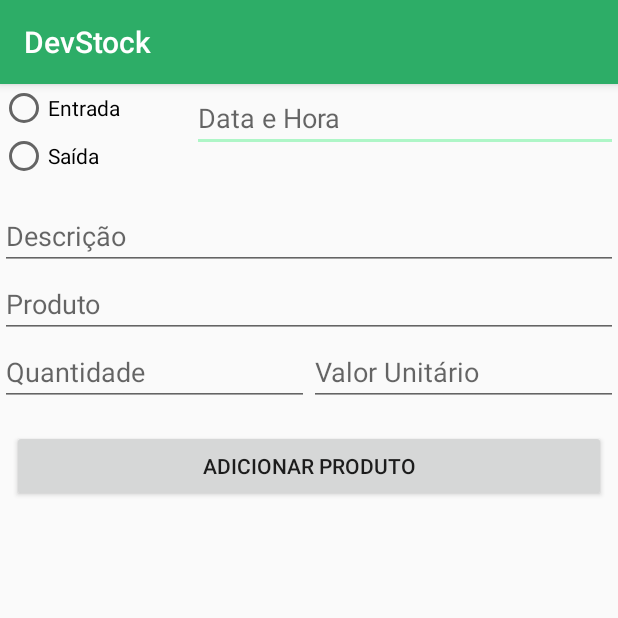
After one commit to marcostmunhoz/devstock-app, an Android app: the movimentacao_cad screen opened directly, with no data from a screen before it, on a phone screen of 412 x 824 dp, the top half of it. The commit adds this screen. Run offline under Robolectric (Android 15) with nearby library versions, the phone set to English and light mode, and no system bars; network calls fail.

Commit message:
subidas igor

```diff
--- a/app/src/main/AndroidManifest.xml
+++ b/app/src/main/AndroidManifest.xml
@@ -14,10 +14,10 @@
         android:roundIcon="@mipmap/ic_launcher_round"
         android:supportsRtl="true"
         android:theme="@style/AppTheme">
+        <activity android:name=".movimentacao_cad"></activity>
         <activity
             android:name=".MenuActivity"
-            android:label="@string/title_activity_menu"
-            android:theme="@style/AppTheme.NoActionBar"></activity>
+            android:label="@string/title_activity_menu" />
         <activity android:name=".SplashScreenActivity">
             <intent-filter>
                 <action android:name="android.intent.action.MAIN" />
--- a/app/src/main/java/com/devstock/MenuActivity.java
+++ b/app/src/main/java/com/devstock/MenuActivity.java
@@ -18,6 +18,9 @@ public class MenuActivity extends AppCompatActivity {
     protected void onCreate(Bundle savedInstanceState) {
         super.onCreate(savedInstanceState);
         setContentView(R.layout.activity_menu);
+
+        getSupportActionBar().setDisplayHomeAsUpEnabled(true); //Mostrar o botão
+        getSupportActionBar().setHomeButtonEnabled(true);      //Ativar o botão
 
         btnFornecedores = findViewById(R.id.btnFornecedores);
         btnProdutos = findViewById(R.id.btnProdutos);
@@ -100,5 +103,6 @@ public class MenuActivity extends AppCompatActivity {
         }
 
         super.startActivity(intent);
+
     }
 }
--- /dev/null
+++ b/app/src/main/java/com/devstock/movimentacao_cad.java
@@ -0,0 +1,13 @@
+package com.devstock;
+
+import android.support.v7.app.AppCompatActivity;
+import android.os.Bundle;
+
+public class movimentacao_cad extends AppCompatActivity {
+
+    @Override
+    protected void onCreate(Bundle savedInstanceState) {
+        super.onCreate(savedInstanceState);
+        setContentView(R.layout.activity_movimentacao_cad);
+    }
+}
--- /dev/null
+++ b/app/src/main/res/layout/activity_movimentacao_cad.xml
@@ -0,0 +1,141 @@
+<?xml version="1.0" encoding="utf-8"?>
+<android.support.constraint.ConstraintLayout xmlns:android="http://schemas.android.com/apk/res/android"
+    xmlns:app="http://schemas.android.com/apk/res-auto"
+    xmlns:tools="http://schemas.android.com/tools"
+    android:layout_width="match_parent"
+    android:layout_height="match_parent"
+    tools:context=".movimentacao_cad">
+
+    <ScrollView
+        android:id="@+id/scrollView2"
+        android:layout_width="match_parent"
+        android:layout_height="match_parent"
+        tools:layout_editor_absoluteX="0dp"
+        tools:layout_editor_absoluteY="0dp">
+
+        <android.support.constraint.ConstraintLayout
+            android:layout_width="match_parent"
+            android:layout_height="wrap_content">
+
+            <LinearLayout
+                android:id="@+id/linearLayout7"
+                android:layout_width="match_parent"
+                android:layout_height="match_parent"
+                android:layout_marginBottom="7dp"
+                android:orientation="horizontal"
+                app:layout_constraintBottom_toTopOf="@+id/editText3"
+                app:layout_constraintEnd_toEndOf="parent"
+                app:layout_constraintStart_toStartOf="parent"
+                app:layout_constraintTop_toTopOf="parent">
+
+                <RadioGroup
+                    android:layout_width="128dp"
+                    android:layout_height="wrap_content"
+                    android:orientation="vertical">
+
+
+                    <RadioButton
+                        android:id="@+id/rbEntrada"
+                        android:layout_width="wrap_content"
+                        android:layout_height="wrap_content"
+                        android:layout_weight="1"
+                        android:text="Entrada" />
+
+                    <RadioButton
+                        android:id="@+id/rbSaida"
+                        android:layout_width="wrap_content"
+                        android:layout_height="wrap_content"
+                        android:layout_weight="1"
+                        android:text="Saída" />
+                </RadioGroup>
+
+                <EditText
+                    android:id="@+id/editText"
+                    android:layout_width="wrap_content"
+                    android:layout_height="wrap_content"
+                    android:layout_weight="1"
+                    android:ems="10"
+                    android:hint="Data e Hora"
+                    android:inputType="textPersonName" />
+
+            </LinearLayout>
+
+            <EditText
+                android:id="@+id/editText3"
+                android:layout_width="match_parent"
+                android:layout_height="match_parent"
+                android:layout_marginTop="7dp"
+                android:layout_marginBottom="16dp"
+                android:ems="10"
+                android:hint="Descrição"
+                android:inputType="textPersonName"
+                app:layout_constraintBottom_toTopOf="@+id/editText4"
+                app:layout_constraintEnd_toEndOf="parent"
+                app:layout_constraintStart_toStartOf="parent"
+                app:layout_constraintTop_toBottomOf="@+id/linearLayout7" />
+
+            <EditText
+                android:id="@+id/editText4"
+                android:layout_width="match_parent"
+                android:layout_height="wrap_content"
+                android:ems="10"
+                android:hint="Produto"
+                android:inputType="textPersonName"
+                app:layout_constraintEnd_toEndOf="parent"
+                app:layout_constraintStart_toStartOf="parent"
+                app:layout_constraintTop_toBottomOf="@+id/editText3" />
+
+            <LinearLayout
+                android:id="@+id/linearLayout8"
+                android:layout_width="match_parent"
+                android:layout_height="match_parent"
+                android:orientation="horizontal"
+                app:layout_constraintEnd_toEndOf="parent"
+                app:layout_constraintStart_toStartOf="parent"
+                app:layout_constraintTop_toBottomOf="@+id/editText4">
+
+                <EditText
+                    android:id="@+id/editText9"
+                    android:layout_width="wrap_content"
+                    android:layout_height="wrap_content"
+                    android:layout_weight="1"
+                    android:ems="10"
+                    android:hint="Quantidade"
+                    android:inputType="textPersonName" />
+
+                <EditText
+                    android:id="@+id/editText8"
+                    android:layout_width="wrap_content"
+                    android:layout_height="wrap_content"
+                    android:layout_weight="1"
+                    android:ems="10"
+                    android:hint="Valor Unitário"
+                    android:inputType="textPersonName" />
+            </LinearLayout>
+
+            <Button
+                android:id="@+id/button3"
+                android:layout_width="0dp"
+                android:layout_height="wrap_content"
+                android:layout_marginStart="8dp"
+                android:layout_marginTop="16dp"
+                android:layout_marginEnd="8dp"
+                android:text="Adicionar Produto"
+                app:layout_constraintEnd_toEndOf="parent"
+                app:layout_constraintHorizontal_bias="0.0"
+                app:layout_constraintStart_toStartOf="parent"
+                app:layout_constraintTop_toBottomOf="@+id/linearLayout8" />
+
+            <ListView
+                android:layout_width="405dp"
+                android:layout_height="444dp"
+                android:layout_marginTop="16dp"
+                app:layout_constraintEnd_toEndOf="@id/button3"
+                app:layout_constraintHorizontal_bias="0.0"
+                app:layout_constraintStart_toStartOf="parent"
+                app:layout_constraintTop_toBottomOf="@+id/button3" />
+
+        </android.support.constraint.ConstraintLayout>
+    </ScrollView>
+
+</android.support.constraint.ConstraintLayout>
--- a/app/src/main/res/values-v21/styles.xml
+++ /dev/null
@@ -1,8 +0,0 @@
-<resources>
-
-    <style name="AppTheme.NoActionBar">
-        <item name="windowActionBar">false</item>
-        <item name="windowNoTitle">true</item>
-        <item name="android:statusBarColor">@android:color/transparent</item>
-    </style>
-</resources>
--- a/app/src/main/res/values/strings.xml
+++ b/app/src/main/res/values/strings.xml
@@ -11,6 +11,6 @@
     <string name="hello_blank_fragment">Hello blank fragment</string>
 
     <!-- Ids das tags -->
-    <item type="id" name="item_id" />
-    <item type="id" name="item_index" />
+    <item name="item_id" type="id" />
+    <item name="item_index" type="id" />
 </resources>
--- a/app/src/main/res/values/styles.xml
+++ b/app/src/main/res/values/styles.xml
@@ -7,13 +7,4 @@
         <item name="colorPrimaryDark">@color/colorPrimaryDark</item>
         <item name="colorAccent">@color/colorAccent</item>
     </style>
-
-    <style name="AppTheme.NoActionBar">
-        <item name="windowActionBar">false</item>
-        <item name="windowNoTitle">true</item>
-    </style>
-
-    <style name="AppTheme.AppBarOverlay" parent="ThemeOverlay.AppCompat.Dark.ActionBar" />
-
-    <style name="AppTheme.PopupOverlay" parent="ThemeOverlay.AppCompat.Light" />
 </resources>
```
Also changed, not shown: app/src/main/java/com/devstock/ProdAlteracaoActivity.java (+16 -0 lines), app/src/main/java/com/devstock/ProdutosActivity.java (+16 -0 lines), app/src/main/res/layout/activity_movimentacao.xml (+90 -0 lines).
